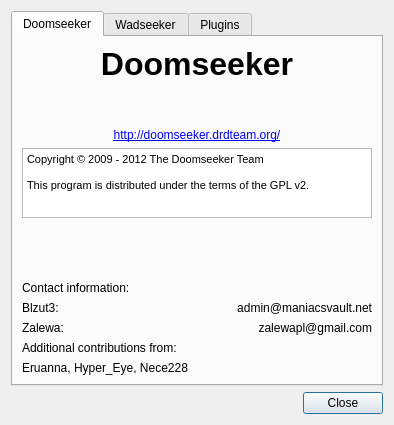
The window that src/core/gui/aboutDlg.ui (Destroyerrrocket/doomseeker-unofficial) describes before a commit, drawn with Qt 5.
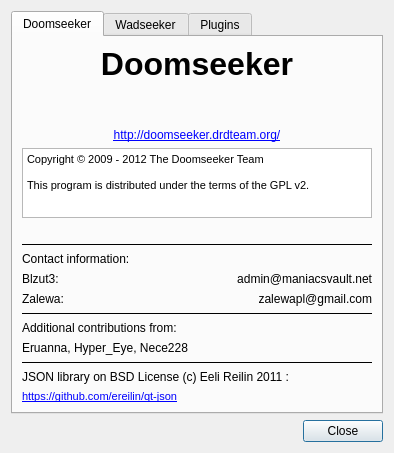
The same window after the commit.

Commit message: - Linked JSON library to Doomseeker and added information on it to the about dialog.

Patch:
```diff
--- a/src/core/gui/aboutDlg.ui
+++ b/src/core/gui/aboutDlg.ui
@@ -7,7 +7,7 @@
     <x>0</x>
     <y>0</y>
     <width>392</width>
-    <height>425</height>
+    <height>453</height>
    </rect>
   </property>
   <property name="windowTitle">
@@ -139,6 +139,16 @@
          </property>
         </spacer>
        </item>
+       <item>
+        <widget class="Line" name="line_5">
+         <property name="frameShadow">
+          <enum>QFrame::Plain</enum>
+         </property>
+         <property name="orientation">
+          <enum>Qt::Horizontal</enum>
+         </property>
+        </widget>
+       </item>
        <item>
         <widget class="QLabel" name="label_8">
          <property name="text">
@@ -193,6 +203,16 @@
          </item>
         </layout>
        </item>
+       <item>
+        <widget class="Line" name="line">
+         <property name="frameShadow">
+          <enum>QFrame::Plain</enum>
+         </property>
+         <property name="orientation">
+          <enum>Qt::Horizontal</enum>
+         </property>
+        </widget>
+       </item>
        <item>
         <widget class="QLabel" name="label_4">
          <property name="text">
@@ -204,6 +224,43 @@
         <widget class="QLabel" name="label_5">
          <property name="text">
           <string>Eruanna, Hyper_Eye, Nece228</string>
+         </property>
+         <property name="textInteractionFlags">
+          <set>Qt::LinksAccessibleByMouse|Qt::TextSelectableByMouse</set>
+         </property>
+        </widget>
+       </item>
+       <item>
+        <widget class="Line" name="line_2">
+         <property name="frameShadow">
+          <enum>QFrame::Plain</enum>
+         </property>
+         <property name="orientation">
+          <enum>Qt::Horizontal</enum>
+         </property>
+        </widget>
+       </item>
+       <item>
+        <widget class="QLabel" name="label_2">
+         <property name="text">
+          <string>JSON library on BSD License (c) Eeli Reilin 2011 :</string>
+         </property>
+         <property name="textInteractionFlags">
+          <set>Qt::LinksAccessibleByMouse|Qt::TextSelectableByMouse</set>
+         </property>
+        </widget>
+       </item>
+       <item>
+        <widget class="QLabel" name="label_6">
+         <property name="text">
+          <string>&lt;!DOCTYPE HTML PUBLIC &quot;-//W3C//DTD HTML 4.0//EN&quot; &quot;http://www.w3.org/TR/REC-html40/strict.dtd&quot;&gt;
+&lt;html&gt;&lt;head&gt;&lt;meta name=&quot;qrichtext&quot; content=&quot;1&quot; /&gt;&lt;style type=&quot;text/css&quot;&gt;
+p, li { white-space: pre-wrap; }
+&lt;/style&gt;&lt;/head&gt;&lt;body style=&quot; font-family:'MS Shell Dlg 2'; font-size:8.25pt; font-weight:400; font-style:normal;&quot;&gt;
+&lt;p style=&quot; margin-top:0px; margin-bottom:0px; margin-left:0px; margin-right:0px; -qt-block-indent:0; text-indent:0px;&quot;&gt;&lt;a href=&quot;https://github.com/ereilin/qt-json&quot;&gt;&lt;span style=&quot; text-decoration: underline; color:#0000ff;&quot;&gt;https://github.com/ereilin/qt-json&lt;/span&gt;&lt;/a&gt;&lt;/p&gt;&lt;/body&gt;&lt;/html&gt;</string>
+         </property>
+         <property name="textInteractionFlags">
+          <set>Qt::TextBrowserInteraction</set>
          </property>
         </widget>
        </item>
```
Left out of the diff: 3 changed lines with no effect on the pictures. The commit also changes 1 other file.
